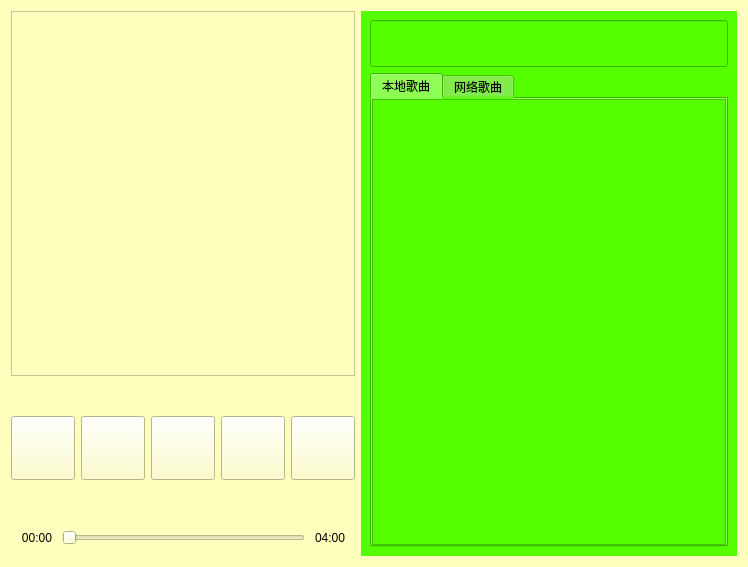
This is ui/musicwindow.ui in xiaoyangst/MusicPyaler as Qt 5 draws it before an edit. The edited form follows.
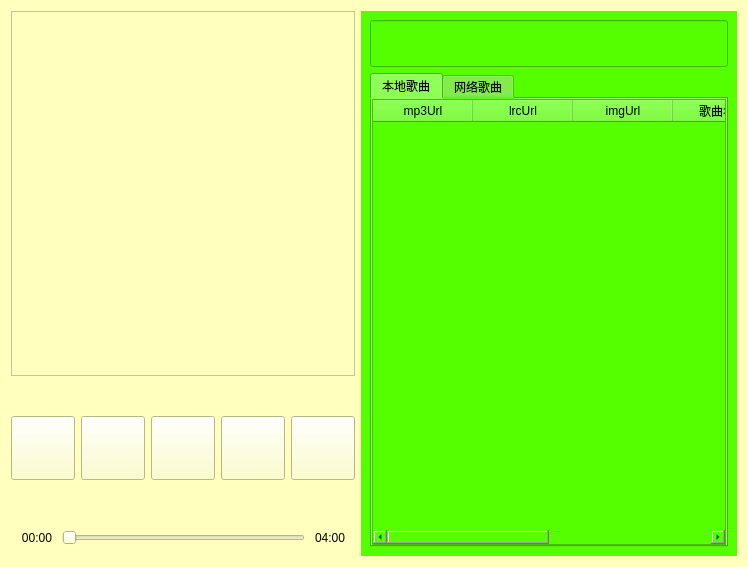
This is the edited form. Icons and pictures are not drawn.

Commit message: 能获取网络歌曲并播放，播放条正常更新

```diff
--- a/ui/musicwindow.ui
+++ b/ui/musicwindow.ui
@@ -441,7 +441,38 @@
             <number>0</number>
            </property>
            <item>
-            <widget class="QTableWidget" name="tableWidget"/>
+            <widget class="QTableWidget" name="localTableWidget">
+             <column>
+              <property name="text">
+               <string>mp3Url</string>
+              </property>
+             </column>
+             <column>
+              <property name="text">
+               <string>lrcUrl</string>
+              </property>
+             </column>
+             <column>
+              <property name="text">
+               <string>imgUrl</string>
+              </property>
+             </column>
+             <column>
+              <property name="text">
+               <string>歌曲名称</string>
+              </property>
+             </column>
+             <column>
+              <property name="text">
+               <string>专辑名称</string>
+              </property>
+             </column>
+             <column>
+              <property name="text">
+               <string>播放时长</string>
+              </property>
+             </column>
+            </widget>
            </item>
           </layout>
          </widget>
```
Left out of the diff: 42 changed lines with no effect on the pictures. The commit also changes 16 other files.
